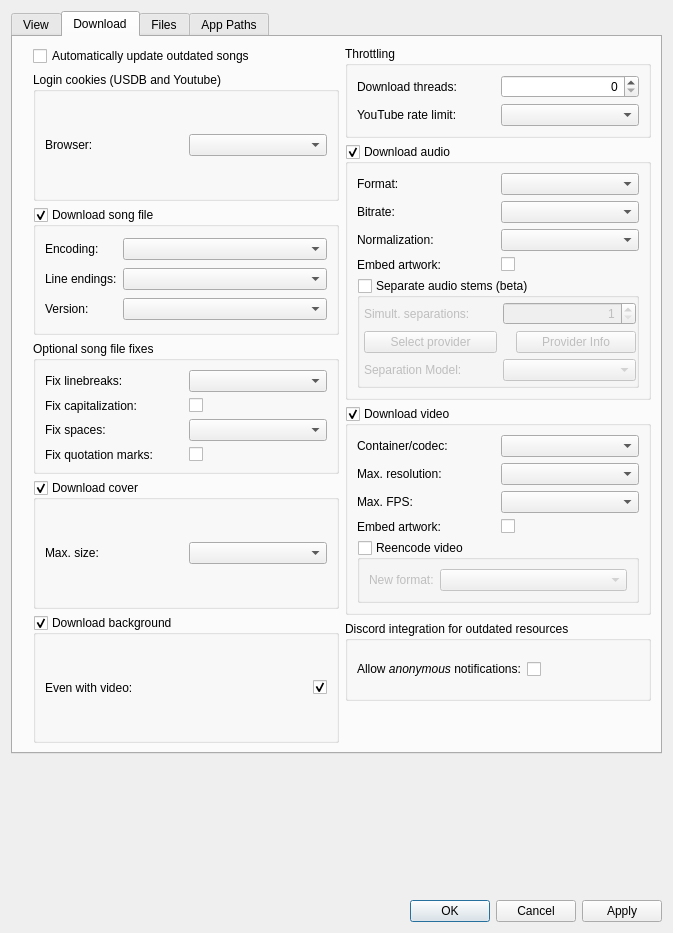
First picture: the form in src/usdb_syncer/gui/forms/SettingsDialog.ui, repository bohning/usdb_syncer, before the edit.
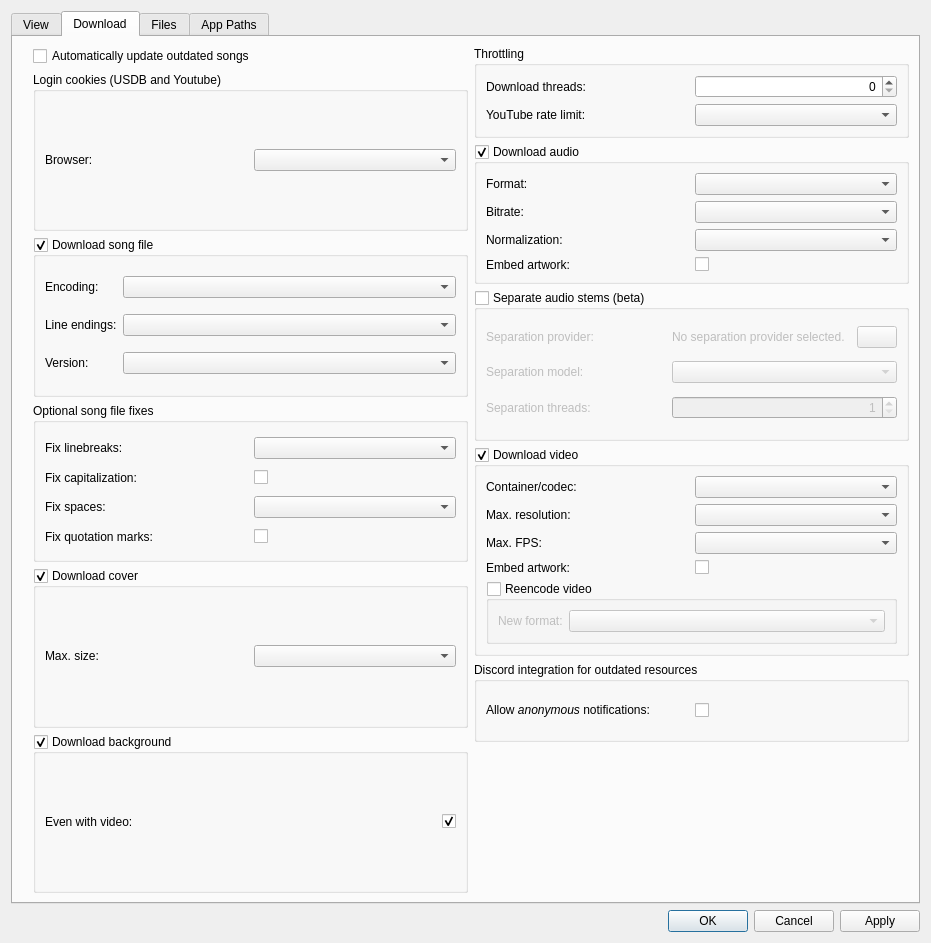
Second picture: the form after the edit. Icons and pictures are not drawn. Custom widgets are drawn as their Qt base class.

Commit message: Harmonized / simplified UI.

```diff
--- a/src/usdb_syncer/gui/forms/SettingsDialog.ui
+++ b/src/usdb_syncer/gui/forms/SettingsDialog.ui
@@ -6,37 +6,14 @@
    <rect>
     <x>0</x>
     <y>0</y>
-    <width>673</width>
-    <height>933</height>
+    <width>931</width>
+    <height>943</height>
    </rect>
   </property>
   <property name="windowTitle">
    <string>Settings</string>
   </property>
   <layout class="QGridLayout" name="gridLayout">
-   <item row="3" column="0" colspan="2">
-    <widget class="QDialogButtonBox" name="buttonBox">
-     <property name="orientation">
-      <enum>Qt::Orientation::Horizontal</enum>
-     </property>
-     <property name="standardButtons">
-      <set>QDialogButtonBox::StandardButton::Apply|QDialogButtonBox::StandardButton::Cancel|QDialogButtonBox::StandardButton::Ok</set>
-     </property>
-    </widget>
-   </item>
-   <item row="2" column="0">
-    <spacer name="verticalSpacer_2">
-     <property name="orientation">
-      <enum>Qt::Orientation::Vertical</enum>
-     </property>
-     <property name="sizeHint" stdset="0">
-      <size>
-       <width>20</width>
-       <height>40</height>
-      </size>
-     </property>
-    </spacer>
-   </item>
    <item row="0" column="0" rowspan="2" colspan="2">
     <widget class="QTabWidget" name="tabWidget">
      <property name="currentIndex">
@@ -440,23 +417,7 @@
            <property name="checkable">
             <bool>true</bool>
            </property>
-           <layout class="QVBoxLayout" name="verticalLayout_10">
-            <item>
-             <layout class="QGridLayout" name="gridLayout_12">
-              <item row="1" column="1">
-               <widget class="QComboBox" name="comboBox_audio_bitrate">
-                <property name="toolTip">
-                 <string>&lt;html&gt;&lt;head/&gt;&lt;body&gt;&lt;p&gt;If the audio file is reencoded, the selected bitrate will be used.&lt;/p&gt;&lt;/body&gt;&lt;/html&gt;</string>
-                </property>
-               </widget>
-              </item>
-              <item row="2" column="0">
-               <widget class="QLabel" name="label_audio_normalize">
-                <property name="text">
-                 <string>Normalization:</string>
-                </property>
-               </widget>
-              </item>
+           <layout class="QGridLayout" name="gridLayout_13">
               <item row="0" column="0">
                <widget class="QLabel" name="label_audio_format">
                 <property name="text">
@@ -464,13 +425,6 @@
                 </property>
                </widget>
               </item>
-              <item row="1" column="0">
-               <widget class="QLabel" name="label_audio_bitrate">
-                <property name="text">
-                 <string>Bitrate:</string>
-                </property>
-               </widget>
-              </item>
               <item row="2" column="1">
                <widget class="QComboBox" name="comboBox_audio_normalization">
                 <property name="toolTip">
@@ -478,6 +432,20 @@
                 </property>
                </widget>
               </item>
+            <item row="3" column="0">
+             <widget class="QLabel" name="label_audio_embed_artwork">
+              <property name="text">
+               <string>Embed artwork:</string>
+              </property>
+             </widget>
+            </item>
+            <item row="1" column="1">
+             <widget class="QComboBox" name="comboBox_audio_bitrate">
+              <property name="toolTip">
+               <string>&lt;html&gt;&lt;head/&gt;&lt;body&gt;&lt;p&gt;If the audio file is reencoded, the selected bitrate will be used.&lt;/p&gt;&lt;/body&gt;&lt;/html&gt;</string>
+              </property>
+             </widget>
+            </item>
               <item row="0" column="1">
                <widget class="QComboBox" name="comboBox_audio_format">
                 <property name="sizePolicy">
@@ -491,10 +459,17 @@
                 </property>
                </widget>
               </item>
-              <item row="3" column="0">
-               <widget class="QLabel" name="label_audio_embed_artwork">
+            <item row="1" column="0">
+             <widget class="QLabel" name="label_audio_bitrate">
                 <property name="text">
-                 <string>Embed artwork:</string>
+               <string>Bitrate:</string>
+              </property>
+             </widget>
+            </item>
+            <item row="2" column="0">
+             <widget class="QLabel" name="label_audio_normalize">
+              <property name="text">
+               <string>Normalization:</string>
                 </property>
                </widget>
               </item>
@@ -506,15 +481,19 @@
                </widget>
               </item>
              </layout>
+          </widget>
             </item>
             <item>
-             <widget class="CornerButtonGroupBox" name="groupBox_stem_separation">
+          <widget class="QGroupBox" name="groupBox_stem_separation">
               <property name="sizePolicy">
                <sizepolicy hsizetype="MinimumExpanding" vsizetype="Expanding">
                 <horstretch>1</horstretch>
                 <verstretch>0</verstretch>
                </sizepolicy>
               </property>
+           <property name="toolTip">
+            <string>&lt;html&gt;&lt;head/&gt;&lt;body&gt;&lt;p&gt;&lt;span style=&quot; font-weight:700;&quot;&gt;What is audio stem separation?&lt;/span&gt;&lt;/p&gt;&lt;p&gt;Traditionally, Singstar/Ultrastar uses the music video of a song as the audio track. Real karaoke without the original singer's voice was not possible. This is mostly due to availability: a song having an official vocals-less version is rare. The timing would have to be the exact same to match up with the lyrics/music video.&lt;/p&gt;&lt;p&gt;However, AI makes it possible to split an audio file into a vocals and an instrumental track. From V1.1.0 on, the Ultrastar format standardizes tags for a game to find these tracks. Currently, at least USDX and Ultrastar Play/Melody Mania support this. So all we need to do is actually run the AI separation.&lt;/p&gt;&lt;p&gt;Running AI reliably on a wide array of user machines is tricky. Some users may benefit greatly from using CUDA or other GPU acceleration. Others may prefer a cloud upload to allow separation at all. We have chosen a modular approach that allows for all of these needs to be met.&lt;/p&gt;&lt;p&gt;&lt;span style=&quot; font-weight:700;&quot;&gt;How to use in USDB Syncer?&lt;/span&gt;&lt;/p&gt;&lt;p&gt;1. You need a separation provider. We have developed a &lt;a href=&quot;https://github.com/bohning/usdb_syncer_separation&quot;&gt;&lt;span style=&quot; text-decoration: underline; color:#3586ff;&quot;&gt;reference provider&lt;/span&gt;&lt;/a&gt; that utilizes &lt;a href=&quot;https://github.com/adefossez/demucs&quot;&gt;&lt;span style=&quot; text-decoration: underline; color:#3586ff;&quot;&gt;demucs&lt;/span&gt;&lt;/a&gt;. Follow the steps of your provider to download/build the executable you need and place the executable in a folder of your choosing.&lt;/p&gt;&lt;p&gt;2. Enable the stem separation checkbox here in the Settings and select the executable you just downloaded/built via the &lt;img src=&quot;:/icons/arrow-split.png&quot;/&gt; button.&lt;/p&gt;&lt;p&gt;3. Select the model you wish to use. Consult the documentation of your provider for which model yields best results.&lt;/p&gt;&lt;p&gt;4. Select the number of simultaneous separations. Local separation is incredibly taxing, so we recommend starting with a low value.&lt;/p&gt;&lt;/body&gt;&lt;/html&gt;</string>
+           </property>
               <property name="title">
                <string>Separate audio stems (beta)</string>
               </property>
@@ -528,22 +507,35 @@
                <bool>false</bool>
               </property>
               <layout class="QGridLayout" name="gridLayout_5">
-               <property name="leftMargin">
-                <number>4</number>
-               </property>
-               <property name="topMargin">
-                <number>4</number>
-               </property>
-               <property name="rightMargin">
-                <number>0</number>
-               </property>
-               <property name="bottomMargin">
-                <number>4</number>
-               </property>
-               <item row="5" column="1">
-                <layout class="QHBoxLayout" name="horizontalLayout_17"/>
-               </item>
-               <item row="4" column="0">
+            <item row="0" column="0">
+             <widget class="QLabel" name="label_separation_provider">
+              <property name="text">
+               <string>Separation provider:</string>
+              </property>
+             </widget>
+            </item>
+            <item row="0" column="1">
+             <widget class="QLabel" name="label_separation_provider_info">
+              <property name="text">
+               <string>No separation provider selected.</string>
+              </property>
+             </widget>
+            </item>
+            <item row="0" column="2">
+             <widget class="QPushButton" name="button_select_separation_provider">
+              <property name="sizePolicy">
+               <sizepolicy hsizetype="Fixed" vsizetype="Fixed">
+                <horstretch>0</horstretch>
+                <verstretch>0</verstretch>
+               </sizepolicy>
+              </property>
+              <property name="icon">
+               <iconset resource="../resources/qt/resources.qrc">
+                <normaloff>:/icons/arrow-split.png</normaloff>:/icons/arrow-split.png</iconset>
+              </property>
+             </widget>
+            </item>
+            <item row="1" column="0">
                 <widget class="QLabel" name="label_separation_model">
                  <property name="sizePolicy">
                   <sizepolicy hsizetype="Minimum" vsizetype="Preferred">
@@ -552,60 +544,18 @@
                   </sizepolicy>
                  </property>
                  <property name="text">
-                  <string>Separation Model:</string>
+               <string>Separation model:</string>
                  </property>
                 </widget>
                </item>
-               <item row="3" column="1">
-                <layout class="QHBoxLayout" name="horizontalLayout_18">
-                 <item>
-                  <widget class="QLabel" name="label_is_provider_selected">
-                   <property name="enabled">
-                    <bool>false</bool>
-                   </property>
-                   <property name="sizePolicy">
-                    <sizepolicy hsizetype="Fixed" vsizetype="Fixed">
-                     <horstretch>0</horstretch>
-                     <verstretch>0</verstretch>
-                    </sizepolicy>
-                   </property>
+            <item row="2" column="0">
+             <widget class="QLabel" name="label_separation_threads">
                    <property name="text">
-                    <string/>
-                   </property>
-                   <property name="pixmap">
-                    <pixmap resource="../resources/qt/resources.qrc">:/icons/error.png</pixmap>
-                   </property>
-                  </widget>
-                 </item>
-                 <item>
-                  <widget class="QPushButton" name="button_info">
-                   <property name="sizePolicy">
-                    <sizepolicy hsizetype="Preferred" vsizetype="Fixed">
-                     <horstretch>0</horstretch>
-                     <verstretch>0</verstretch>
-                    </sizepolicy>
-                   </property>
-                   <property name="text">
-                    <string>Provider Info</string>
-                   </property>
-                  </widget>
-                 </item>
-                </layout>
-               </item>
-               <item row="3" column="0">
-                <widget class="QPushButton" name="button_select_separation_provider">
-                 <property name="sizePolicy">
-                  <sizepolicy hsizetype="Preferred" vsizetype="Fixed">
-                   <horstretch>0</horstretch>
-                   <verstretch>0</verstretch>
-                  </sizepolicy>
-                 </property>
-                 <property name="text">
-                  <string>Select provider</string>
-                 </property>
-                </widget>
-               </item>
-               <item row="4" column="1">
+               <string>Separation threads:</string>
+              </property>
+             </widget>
+            </item>
+            <item row="1" column="1" colspan="2">
                 <widget class="QComboBox" name="comboBox_separation_model">
                  <property name="enabled">
                   <bool>false</bool>
@@ -621,15 +571,8 @@
                  </property>
                 </widget>
                </item>
-               <item row="1" column="0">
-                <widget class="QLabel" name="label_separation_num">
-                 <property name="text">
-                  <string>Simult. separations:</string>
-                 </property>
-                </widget>
-               </item>
-               <item row="1" column="1">
-                <widget class="QSpinBox" name="spinBox_separation_num">
+            <item row="2" column="1" colspan="2">
+             <widget class="QSpinBox" name="spinBox_separation_threads">
                  <property name="alignment">
                   <set>Qt::AlignmentFlag::AlignRight|Qt::AlignmentFlag::AlignTrailing|Qt::AlignmentFlag::AlignVCenter</set>
                  </property>
@@ -644,9 +587,6 @@
               </layout>
              </widget>
             </item>
-           </layout>
-          </widget>
-         </item>
          <item>
           <widget class="QGroupBox" name="groupBox_video">
            <property name="sizePolicy">
@@ -662,7 +602,21 @@
             <bool>true</bool>
            </property>
            <layout class="QGridLayout" name="gridLayout_6">
-            <item row="4" column="0" colspan="2">
+            <item row="4" column="1">
+             <widget class="QCheckBox" name="checkBox_video_embed_artwork">
+              <property name="text">
+               <string/>
+              </property>
+             </widget>
+            </item>
+            <item row="2" column="0">
+             <widget class="QLabel" name="label_video_max_resolution">
+              <property name="text">
+               <string>Max. resolution:</string>
+              </property>
+             </widget>
+            </item>
+            <item row="5" column="0" colspan="2">
              <widget class="QGroupBox" name="groupBox_reencode_video">
               <property name="sizePolicy">
                <sizepolicy hsizetype="Preferred" vsizetype="Preferred">
@@ -706,68 +660,41 @@
               </layout>
              </widget>
             </item>
-            <item row="2" column="1">
-             <widget class="QComboBox" name="comboBox_fps">
-              <property name="sizePolicy">
-               <sizepolicy hsizetype="Preferred" vsizetype="Fixed">
-                <horstretch>1</horstretch>
-                <verstretch>0</verstretch>
-               </sizepolicy>
-              </property>
-              <property name="toolTip">
-               <string>Maximum frames per second. Lower values reduce file size.</string>
-              </property>
-             </widget>
-            </item>
-            <item row="3" column="1">
-             <widget class="QCheckBox" name="checkBox_video_embed_artwork">
-              <property name="text">
-               <string/>
-              </property>
-             </widget>
-            </item>
-            <item row="0" column="0">
-             <widget class="QLabel" name="label_video_container">
-              <property name="text">
-               <string>Container/codec:</string>
-              </property>
-             </widget>
-            </item>
-            <item row="0" column="1">
-             <widget class="QComboBox" name="comboBox_videocontainer">
-              <property name="sizePolicy">
-               <sizepolicy hsizetype="Preferred" vsizetype="Fixed">
-                <horstretch>1</horstretch>
-                <verstretch>0</verstretch>
-               </sizepolicy>
-              </property>
-              <property name="toolTip">
-               <string>&lt;html&gt;&lt;head/&gt;&lt;body&gt;&lt;p&gt;For &lt;span style=&quot; font-weight:700;&quot;&gt;UltraStar deluxe&lt;/span&gt;, &lt;span style=&quot; font-weight:700;&quot;&gt;Performous&lt;/span&gt;, &lt;span style=&quot; font-weight:700;&quot;&gt;Vocaluxe&lt;/span&gt; or other ffmpeg-based karaoke softwares, choose &amp;quot;Best available container/codec&amp;quot; or &amp;quot;mp4 (best available codec)&amp;quot; if you prefer to have an mp4 container.&lt;/p&gt;&lt;p&gt;For &lt;span style=&quot; font-weight:700;&quot;&gt;UltraStar CMD&lt;/span&gt; (Windows), &lt;span style=&quot; font-weight:700;&quot;&gt;Melody Mania&lt;/span&gt; (Windows) and low-power computers, choose &amp;quot;mp4 (AVC/H.264).&lt;/p&gt;&lt;p&gt;Otherwise, select a container/codec option that your software supports.&lt;/p&gt;&lt;p&gt;If the selected container/format option is not available for a given song, the syncer will try to at least get the requested container, and if that is not available either, it will fallback to the best available container/codec.&lt;/p&gt;&lt;/body&gt;&lt;/html&gt;</string>
-              </property>
-             </widget>
-            </item>
-            <item row="2" column="0">
+            <item row="3" column="0">
              <widget class="QLabel" name="label_video_max_fps">
               <property name="text">
                <string>Max. FPS:</string>
               </property>
              </widget>
             </item>
-            <item row="3" column="0">
+            <item row="1" column="0">
+             <widget class="QLabel" name="label_video_container">
+              <property name="text">
+               <string>Container/codec:</string>
+              </property>
+             </widget>
+            </item>
+            <item row="3" column="1">
+             <widget class="QComboBox" name="comboBox_fps">
+              <property name="sizePolicy">
+               <sizepolicy hsizetype="Preferred" vsizetype="Fixed">
+                <horstretch>1</horstretch>
+                <verstretch>0</verstretch>
+               </sizepolicy>
+              </property>
+              <property name="toolTip">
+               <string>Maximum frames per second. Lower values reduce file size.</string>
+              </property>
+             </widget>
+            </item>
+            <item row="4" column="0">
              <widget class="QLabel" name="label_video_embed_artwork">
               <property name="text">
                <string>Embed artwork:</string>
               </property>
              </widget>
             </item>
-            <item row="1" column="0">
-             <widget class="QLabel" name="label_video_max_resolution">
-              <property name="text">
-               <string>Max. resolution:</string>
-              </property>
-             </widget>
-            </item>
-            <item row="1" column="1">
+            <item row="2" column="1">
              <widget class="QComboBox" name="comboBox_videoresolution">
               <property name="sizePolicy">
                <sizepolicy hsizetype="Preferred" vsizetype="Fixed">
@@ -780,6 +707,19 @@
               </property>
              </widget>
             </item>
+            <item row="1" column="1">
+             <widget class="QComboBox" name="comboBox_videocontainer">
+              <property name="sizePolicy">
+               <sizepolicy hsizetype="Preferred" vsizetype="Fixed">
+                <horstretch>1</horstretch>
+                <verstretch>0</verstretch>
+               </sizepolicy>
+              </property>
+              <property name="toolTip">
+               <string>&lt;html&gt;&lt;head/&gt;&lt;body&gt;&lt;p&gt;For &lt;span style=&quot; font-weight:700;&quot;&gt;UltraStar deluxe&lt;/span&gt;, &lt;span style=&quot; font-weight:700;&quot;&gt;Performous&lt;/span&gt;, &lt;span style=&quot; font-weight:700;&quot;&gt;Vocaluxe&lt;/span&gt; or other ffmpeg-based karaoke softwares, choose &amp;quot;Best available container/codec&amp;quot; or &amp;quot;mp4 (best available codec)&amp;quot; if you prefer to have an mp4 container.&lt;/p&gt;&lt;p&gt;For &lt;span style=&quot; font-weight:700;&quot;&gt;UltraStar CMD&lt;/span&gt; (Windows), &lt;span style=&quot; font-weight:700;&quot;&gt;Melody Mania&lt;/span&gt; (Windows) and low-power computers, choose &amp;quot;mp4 (AVC/H.264).&lt;/p&gt;&lt;p&gt;Otherwise, select a container/codec option that your software supports.&lt;/p&gt;&lt;p&gt;If the selected container/format option is not available for a given song, the syncer will try to at least get the requested container, and if that is not available either, it will fallback to the best available container/codec.&lt;/p&gt;&lt;/body&gt;&lt;/html&gt;</string>
+              </property>
+             </widget>
+            </item>
            </layout>
           </widget>
          </item>
@@ -1430,16 +1370,18 @@
      </widget>
     </widget>
    </item>
+   <item row="2" column="0" colspan="2">
+    <widget class="QDialogButtonBox" name="buttonBox">
+     <property name="orientation">
+      <enum>Qt::Orientation::Horizontal</enum>
+     </property>
+     <property name="standardButtons">
+      <set>QDialogButtonBox::StandardButton::Apply|QDialogButtonBox::StandardButton::Cancel|QDialogButtonBox::StandardButton::Ok</set>
+     </property>
+    </widget>
+   </item>
   </layout>
  </widget>
- <customwidgets>
-  <customwidget>
-   <class>CornerButtonGroupBox</class>
-   <extends>QGroupBox</extends>
-   <header>usdb_syncer.gui.custom_widgets</header>
-   <container>1</container>
-  </customwidget>
- </customwidgets>
  <resources>
   <include location="../resources/qt/resources.qrc"/>
  </resources>
```
Lines whose indentation alone changed are shown as unchanged. The commit also changes 4 other files.
